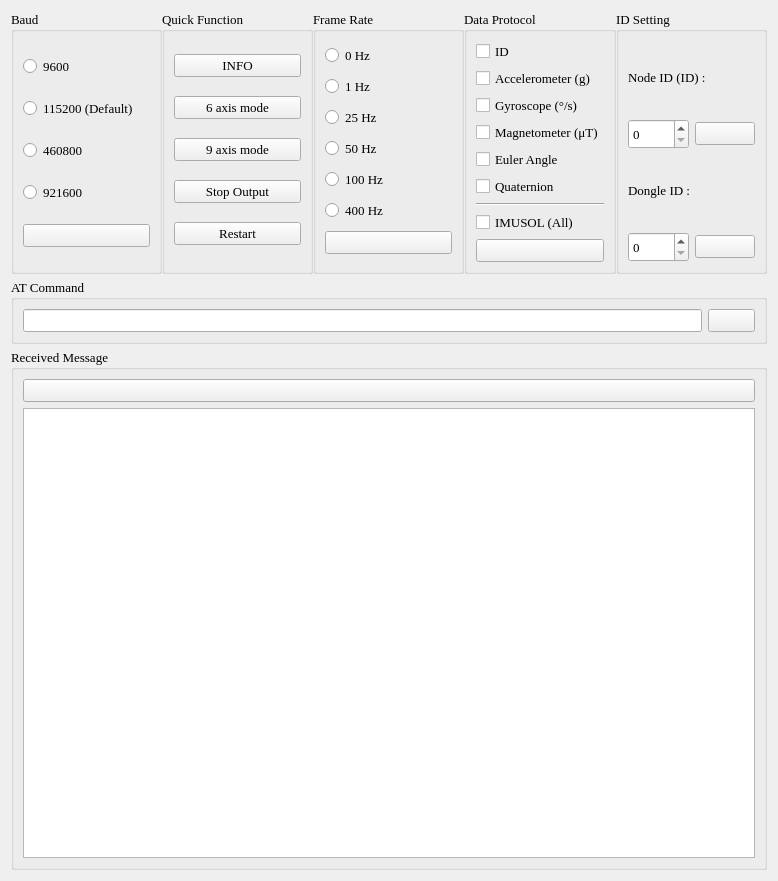
Above: CHCenter/chsettingform.ui from dongFangTuring/CHCenter before the change. Below: the same form after it.
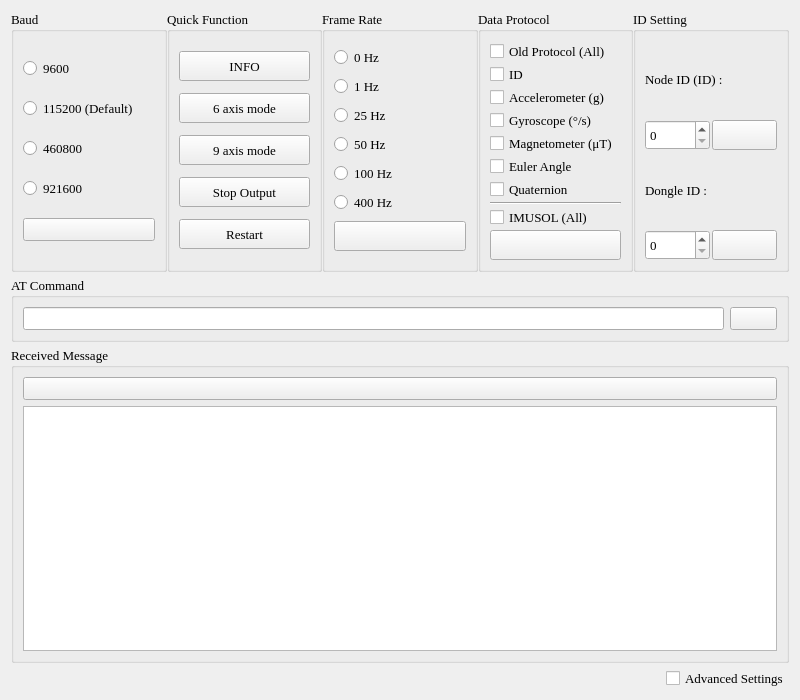
That is the form after the change. Icons and pictures are not drawn.

Commit message: seperate ui alpha1

The edit to the form file:
```diff
--- a/CHCenter/chsettingform.ui
+++ b/CHCenter/chsettingform.ui
@@ -6,10 +6,16 @@
    <rect>
     <x>0</x>
     <y>0</y>
-    <width>778</width>
-    <height>881</height>
+    <width>800</width>
+    <height>700</height>
    </rect>
   </property>
+  <property name="minimumSize">
+   <size>
+    <width>600</width>
+    <height>600</height>
+   </size>
+  </property>
   <property name="font">
    <font>
     <family>Times New Roman</family>
@@ -26,6 +32,33 @@
    <property name="verticalSpacing">
     <number>5</number>
    </property>
+   <item row="7" column="0">
+    <layout class="QHBoxLayout" name="horizontalLayout_3">
+     <item>
+      <spacer name="horizontalSpacer">
+       <property name="orientation">
+        <enum>Qt::Horizontal</enum>
+       </property>
+       <property name="sizeHint" stdset="0">
+        <size>
+         <width>40</width>
+         <height>20</height>
+        </size>
+       </property>
+      </spacer>
+     </item>
+     <item>
+      <widget class="QCheckBox" name="AdvancedCheckBox">
+       <property name="layoutDirection">
+        <enum>Qt::LeftToRight</enum>
+       </property>
+       <property name="text">
+        <string>Advanced Settings</string>
+       </property>
+      </widget>
+     </item>
+    </layout>
+   </item>
    <item row="5" column="0">
     <widget class="QGroupBox" name="MsgGB">
      <property name="title">
@@ -115,6 +148,9 @@
         <string>Baud</string>
        </property>
        <layout class="QVBoxLayout" name="verticalLayout">
+        <property name="spacing">
+         <number>2</number>
+        </property>
         <item>
          <widget class="QRadioButton" name="BR9600BTN">
           <property name="text">
@@ -169,12 +205,15 @@
         <string>Quick Function</string>
        </property>
        <layout class="QVBoxLayout" name="verticalLayout_3">
+        <property name="spacing">
+         <number>2</number>
+        </property>
         <item>
          <widget class="QPushButton" name="InfoBTN">
           <property name="minimumSize">
            <size>
             <width>100</width>
-            <height>0</height>
+            <height>30</height>
            </size>
           </property>
           <property name="text">
@@ -187,7 +226,7 @@
           <property name="minimumSize">
            <size>
             <width>100</width>
-            <height>0</height>
+            <height>30</height>
            </size>
           </property>
           <property name="text">
@@ -200,7 +239,7 @@
           <property name="minimumSize">
            <size>
             <width>100</width>
-            <height>0</height>
+            <height>30</height>
            </size>
           </property>
           <property name="text">
@@ -213,7 +252,7 @@
           <property name="minimumSize">
            <size>
             <width>100</width>
-            <height>0</height>
+            <height>30</height>
            </size>
           </property>
           <property name="text">
@@ -226,7 +265,7 @@
           <property name="minimumSize">
            <size>
             <width>100</width>
-            <height>0</height>
+            <height>30</height>
            </size>
           </property>
           <property name="text">
@@ -243,6 +282,9 @@
         <string>Frame Rate</string>
        </property>
        <layout class="QGridLayout" name="gridLayout_2">
+        <property name="verticalSpacing">
+         <number>2</number>
+        </property>
         <item row="7" column="0">
          <widget class="QRadioButton" name="FR100BTN">
           <property name="text">
@@ -252,6 +294,12 @@
         </item>
         <item row="9" column="0">
          <widget class="QPushButton" name="FRSetBTN">
+          <property name="minimumSize">
+           <size>
+            <width>0</width>
+            <height>30</height>
+           </size>
+          </property>
           <property name="text">
            <string/>
           </property>
@@ -305,6 +353,16 @@
         <string>Data Protocol</string>
        </property>
        <layout class="QVBoxLayout" name="verticalLayout_2">
+        <property name="spacing">
+         <number>2</number>
+        </property>
+        <item>
+         <widget class="QCheckBox" name="OldPTLCheckBox">
+          <property name="text">
+           <string>Old Protocol (All)</string>
+          </property>
+         </widget>
+        </item>
         <item>
          <widget class="QCheckBox" name="IDCheckBox">
           <property name="text">
@@ -363,6 +421,12 @@
         </item>
         <item>
          <widget class="QPushButton" name="ProtocolSetBTN">
+          <property name="minimumSize">
+           <size>
+            <width>0</width>
+            <height>30</height>
+           </size>
+          </property>
           <property name="text">
            <string/>
           </property>
@@ -381,6 +445,9 @@
         <string>ID Setting</string>
        </property>
        <layout class="QVBoxLayout" name="verticalLayout_4">
+        <property name="spacing">
+         <number>2</number>
+        </property>
         <item>
          <widget class="QLabel" name="label">
           <property name="text">
@@ -402,6 +469,12 @@
           </item>
           <item>
            <widget class="QPushButton" name="IDSetBTN">
+            <property name="minimumSize">
+             <size>
+              <width>0</width>
+              <height>30</height>
+             </size>
+            </property>
             <property name="text">
              <string/>
             </property>
@@ -434,6 +507,12 @@
           </item>
           <item>
            <widget class="QPushButton" name="GWIDSetBTN">
+            <property name="minimumSize">
+             <size>
+              <width>0</width>
+              <height>30</height>
+             </size>
+            </property>
             <property name="text">
              <string/>
             </property>
```
Left out of the diff: 72 changed lines with no effect on the pictures. The commit also changes 6 other files.
